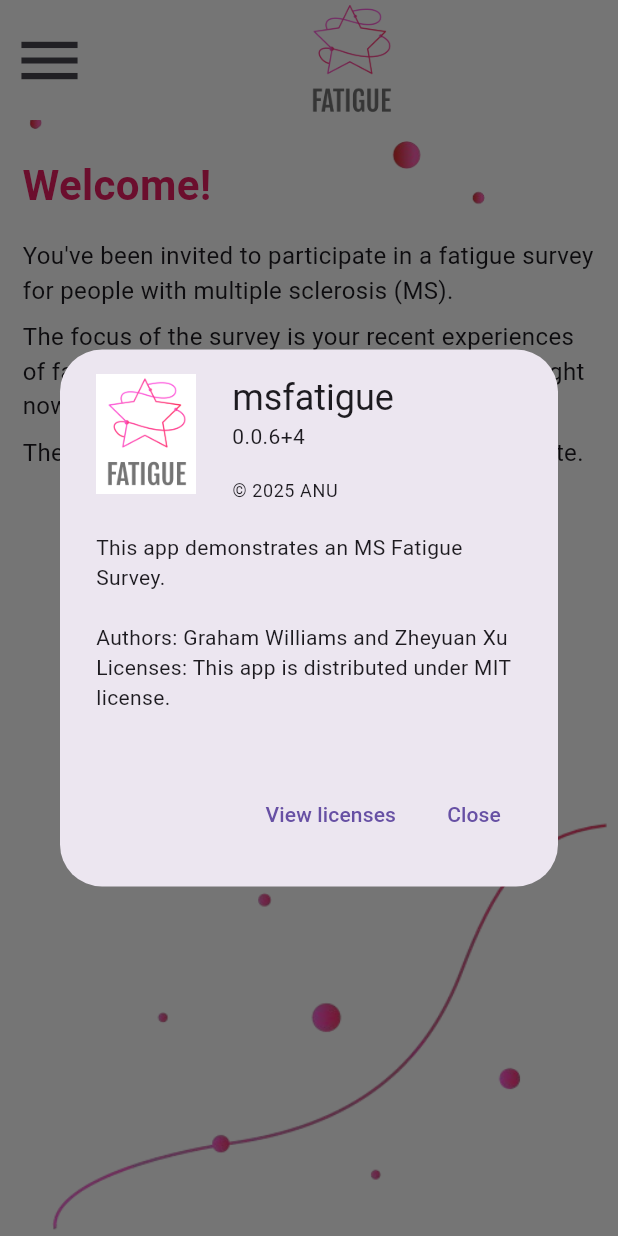
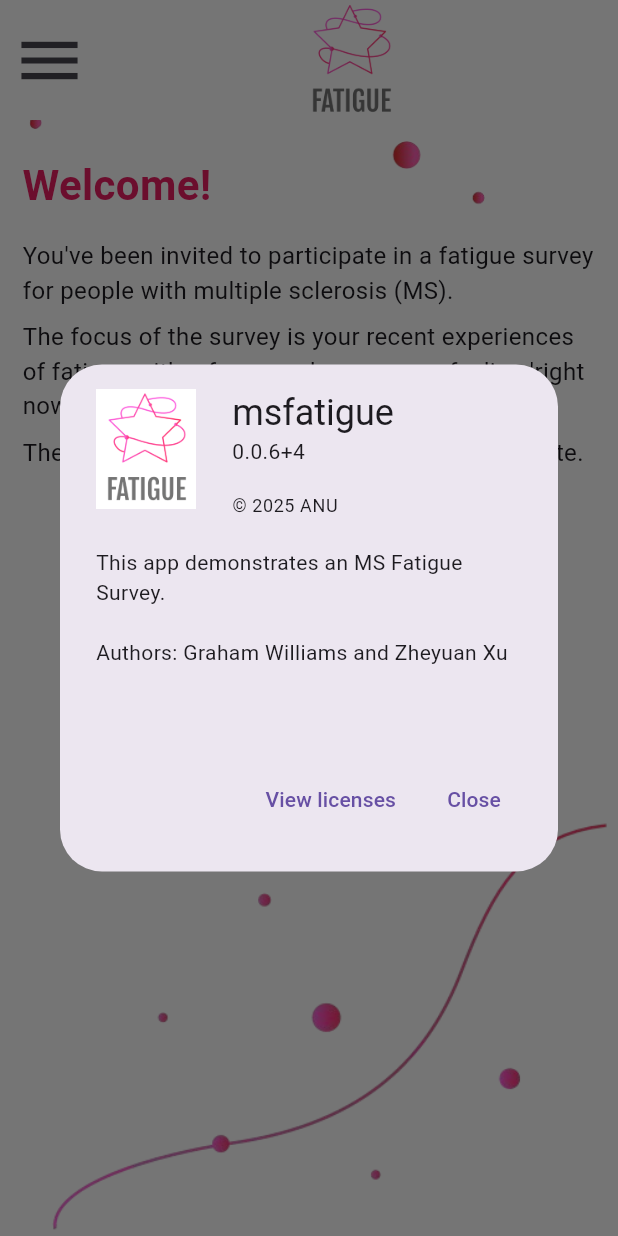
Before and after one commit to anusii/msfatigue, a Flutter app: the screen it shows after launch, in the side drawer, after a tap on "About the app", on a phone screen of 412 x 824 dp. Run offline on Flutter 3.47's test engine with Material 3 defaults, Android fonts, the phone set to English and light mode, and no system bars; drawn by our look-alikes of flutter_markdown; our stand-ins replace equatable, flutter_bloc, gap, package_info_plus, shared_preferences, universal_io; missing offline and left inert: rdflib, solidpod, window_manager.

Commit message:
Remove licenses

```diff
--- a/lib/widgets/drawer/side_drawer.dart
+++ b/lib/widgets/drawer/side_drawer.dart
@@ -165,8 +165,7 @@ class _SideDrawerState extends State<SideDrawer> {
                     children: [
                       const Text(
                         "\nThis app demonstrates an MS Fatigue Survey.\n\n"
-                        "Authors: Graham Williams and Zheyuan Xu\n"
-                        "Licenses: This app is distributed under MIT license.\n",
+                        "Authors: Graham Williams and Zheyuan Xu\n\n"
                       ),
                     ],
                   );
```
